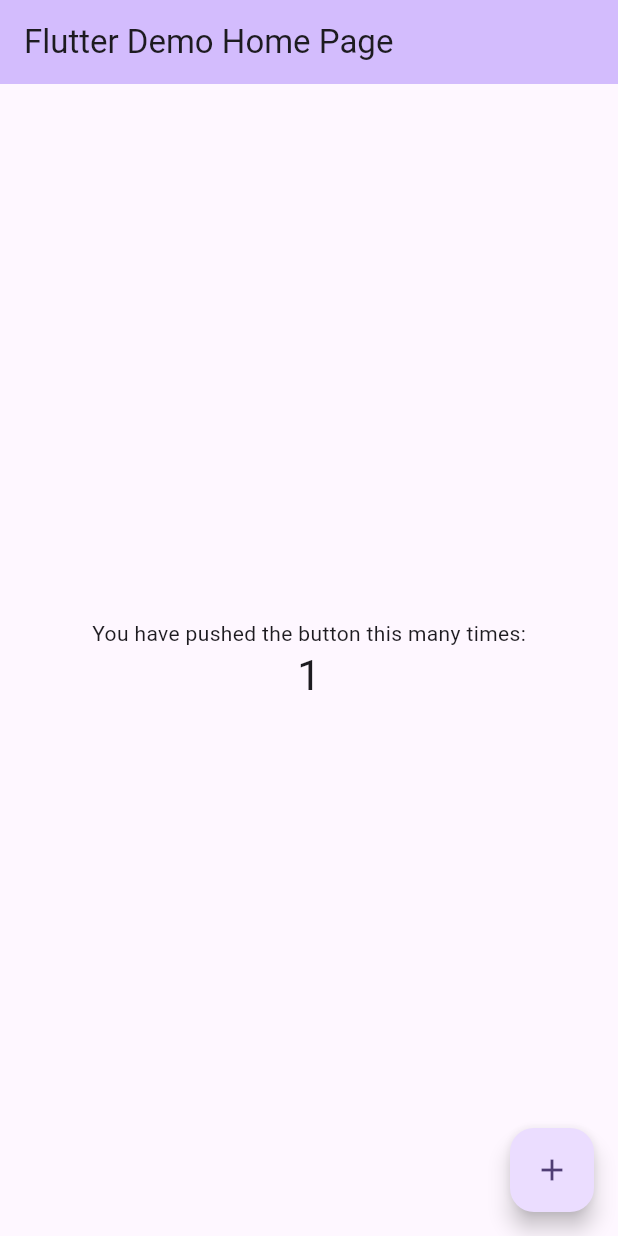
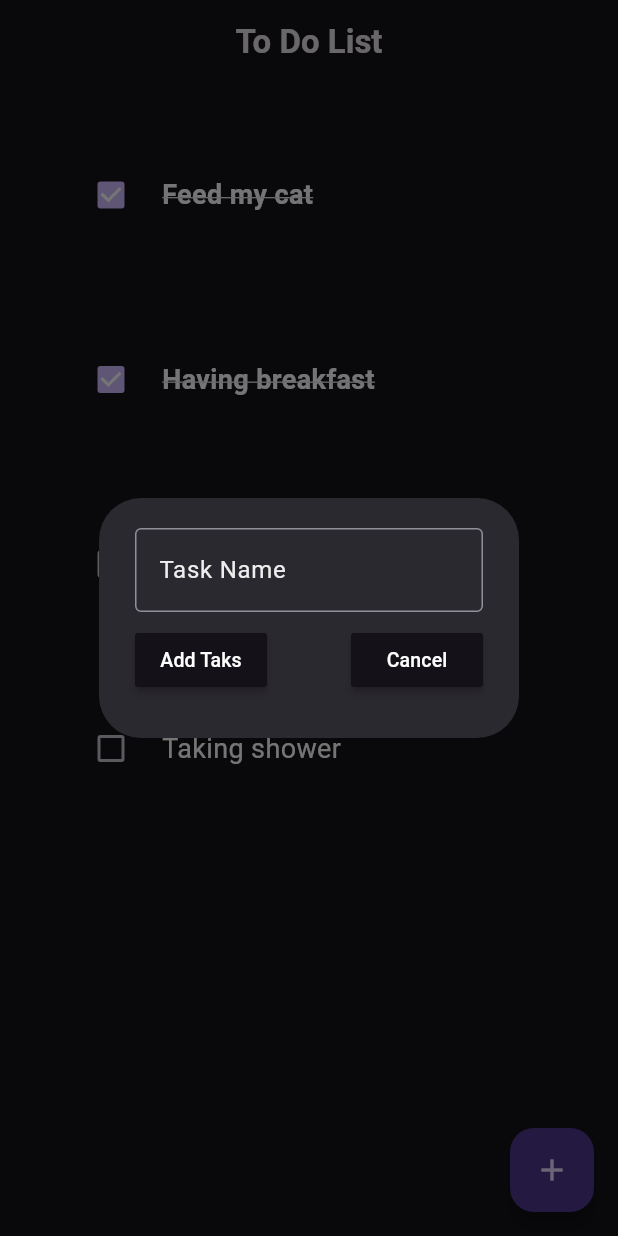
Before and after one commit to rahmagamal21/To-Do-Task, a Flutter app: the screen it shows after launch, after a tap on the "add" icon, on a phone screen of 412 x 824 dp. Run offline on Flutter 3.47's test engine with Material 3 defaults, Android fonts, the phone set to English and light mode, and no system bars; drawn by our look-alikes of flutter_slidable; our stand-ins replace google_fonts.

Commit message:
creating simple UI

```diff
--- /dev/null
+++ b/lib/Features/To Do/Presentation/Views/Widgets/custom_button.dart
@@ -0,0 +1,21 @@
+import 'package:flutter/material.dart';
+import 'package:google_fonts/google_fonts.dart';
+
+class CustomButton extends StatelessWidget {
+  const CustomButton({super.key, required this.text, required this.onClick});
+  final String text;
+  final VoidCallback? onClick;
+  @override
+  Widget build(BuildContext context) {
+    return MaterialButton(
+        color: Theme.of(context).primaryColor,
+        onPressed: onClick,
+        child: Text(
+          text,
+          style: GoogleFonts.roboto(
+            color: Colors.white,
+            fontSize: 13,
+          ),
+        ));
+  }
+}
--- /dev/null
+++ b/lib/Features/To Do/Presentation/Views/Widgets/dialog_box.dart
@@ -0,0 +1,54 @@
+import 'package:flutter/material.dart';
+import 'package:google_fonts/google_fonts.dart';
+
+import 'custom_button.dart';
+
+class DialogBox extends StatelessWidget {
+  const DialogBox(
+      {super.key,
+      required this.controller,
+      required this.onSave,
+      required this.onCancel});
+  final TextEditingController controller;
+  final VoidCallback onSave;
+  final VoidCallback onCancel;
+  @override
+  Widget build(BuildContext context) {
+    return AlertDialog(
+      // backgroundColor: Colors.purple[400],
+      content: SizedBox(
+        height: 120,
+        child: Column(
+          mainAxisAlignment: MainAxisAlignment.spaceAround,
+          children: [
+            TextField(
+              controller: controller,
+              decoration: InputDecoration(
+                hintText: "Task Name",
+                hintStyle: GoogleFonts.roboto(color: Colors.grey[200]),
+                border: const OutlineInputBorder(),
+              ),
+              style: GoogleFonts.roboto(color: Colors.white),
+            ),
+            Row(
+              mainAxisAlignment: MainAxisAlignment.spaceBetween,
+              children: [
+                CustomButton(
+                  text: 'Add Taks',
+                  onClick: onSave,
+                ),
+                // const SizedBox(
+                //   width: 5,
+                // ),
+                CustomButton(
+                  text: 'Cancel',
+                  onClick: onCancel,
+                ),
+              ],
+            )
+          ],
+        ),
+      ),
+    );
+  }
+}
--- /dev/null
+++ b/lib/Features/To Do/Presentation/Views/Widgets/todo_tile.dart
@@ -0,0 +1,67 @@
+import 'package:flutter/material.dart';
+import 'package:flutter_slidable/flutter_slidable.dart';
+import 'package:google_fonts/google_fonts.dart';
+
+class ToDoTile extends StatelessWidget {
+  final String taskName;
+  final bool isComplated;
+  final Function(bool?)? onChange;
+  final Function(BuildContext)? deleteFunction;
+
+  const ToDoTile({
+    super.key,
+    required this.taskName,
+    required this.isComplated,
+    required this.onChange,
+    required this.deleteFunction,
+  });
+
+  @override
+  Widget build(BuildContext context) {
+    return Padding(
+      padding: const EdgeInsets.only(top: 25.0, left: 25, right: 25),
+      child: Slidable(
+        endActionPane: ActionPane(
+          motion: const ScrollMotion(),
+          children: [
+            SlidableAction(
+              onPressed: deleteFunction,
+              icon: Icons.delete,
+              backgroundColor: Colors.red.shade300,
+              borderRadius: BorderRadius.circular(12),
+            )
+          ],
+        ),
+        child: Container(
+          padding: const EdgeInsets.all(25),
+          decoration: BoxDecoration(
+            color: Theme.of(context).primaryColor,
+            borderRadius: BorderRadius.circular(12),
+          ),
+          child: Row(
+            children: [
+              Checkbox(
+                  checkColor: Colors.white,
+                  value: isComplated,
+                  onChanged: onChange),
+              const SizedBox(
+                width: 10,
+              ),
+              Text(
+                taskName,
+                style: GoogleFonts.roboto(
+                  color: Colors.white,
+                  fontWeight: isComplated ? FontWeight.bold : FontWeight.normal,
+                  fontSize: 18,
+                  decoration: isComplated
+                      ? TextDecoration.lineThrough
+                      : TextDecoration.none,
+                ),
+              ),
+            ],
+          ),
+        ),
+      ),
+    );
+  }
+}
--- /dev/null
+++ b/lib/Features/To Do/Presentation/Views/home_screen.dart
@@ -0,0 +1,79 @@
+import 'package:flutter/material.dart';
+import 'package:google_fonts/google_fonts.dart';
+
+import 'Widgets/dialog_box.dart';
+import 'Widgets/todo_tile.dart';
+
+class HomeScreen extends StatelessWidget {
+  const HomeScreen({super.key});
+
+  @override
+  Widget build(BuildContext context) {
+    final List<String> title = [
+      'Feed my cat',
+      'Having breakfast',
+      'Do Sports',
+      'Taking shower'
+    ];
+    final List<bool> isCompleted = [true, true, false, false];
+
+    final TextEditingController controller = TextEditingController();
+
+    void checkBoxChange({required bool? value, required int index}) {}
+
+    void saveNewTask() {
+      {}
+    }
+
+    void cancelNewTask() {
+      {
+        controller.clear();
+        Navigator.of(context).pop();
+      }
+    }
+
+    void addNewTask() {
+      showDialog(
+        context: context,
+        builder: (context) => DialogBox(
+          controller: controller,
+          onSave: saveNewTask,
+          onCancel: cancelNewTask,
+        ),
+      );
+    }
+
+    void deleteTask(int index) {}
+    return Scaffold(
+      // backgroundColor: Colors.purple[200],
+      appBar: AppBar(
+        title: Center(
+          child: Text(
+            "To Do List",
+            style: GoogleFonts.roboto(fontWeight: FontWeight.bold),
+          ),
+        ),
+        elevation: 0,
+      ),
+      floatingActionButton: FloatingActionButton(
+        onPressed: addNewTask,
+        child: const Icon(Icons.add),
+      ),
+      body: ListView.builder(
+        itemCount: 4,
+        itemBuilder: (context, index) {
+          return ToDoTile(
+            taskName: title[index],
+            isComplated: isCompleted[index],
+            onChange: (value) {
+              checkBoxChange(index: index, value: value);
+            },
+            deleteFunction: (ctx) {
+              deleteTask(index);
+            },
+          );
+        },
+      ),
+    );
+  }
+}
--- a/lib/main.dart
+++ b/lib/main.dart
@@ -1,4 +1,6 @@
 import 'package:flutter/material.dart';
+
+import 'Features/To Do/Presentation/Views/home_screen.dart';
 
 void main() {
   runApp(const MyApp());
@@ -11,115 +13,10 @@
   @override
   Widget build(BuildContext context) {
     return MaterialApp(
-      title: 'Flutter Demo',
-      theme: ThemeData(
-        // This is the theme of your application.
-        //
-        // TRY THIS: Try running your application with "flutter run". You'll see
-        // the application has a purple toolbar. Then, without quitting the app,
-        // try changing the seedColor in the colorScheme below to Colors.green
-        // and then invoke "hot reload" (save your changes or press the "hot
-        // reload" button in a Flutter-supported IDE, or press "r" if you used
-        // the command line to start the app).
-        //
-        // Notice that the counter didn't reset back to zero; the application
-        // state is not lost during the reload. To reset the state, use hot
-        // restart instead.
-        //
-        // This works for code too, not just values: Most code changes can be
-        // tested with just a hot reload.
-        colorScheme: ColorScheme.fromSeed(seedColor: Colors.deepPurple),
-        useMaterial3: true,
-      ),
-      home: const MyHomePage(title: 'Flutter Demo Home Page'),
+      debugShowCheckedModeBanner: false,
+      darkTheme: ThemeData.dark(),
+      themeMode: ThemeMode.dark,
+      home: const HomeScreen(),
     );
   }
 }
-
-class MyHomePage extends StatefulWidget {
-  const MyHomePage({super.key, required this.title});
-
-  // This widget is the home page of your application. It is stateful, meaning
-  // that it has a State object (defined below) that contains fields that affect
-  // how it looks.
-
-  // This class is the configuration for the state. It holds the values (in this
-  // case the title) provided by the parent (in this case the App widget) and
-  // used by the build method of the State. Fields in a Widget subclass are
-  // always marked "final".
-
-  final String title;
-
-  @override
-  State<MyHomePage> createState() => _MyHomePageState();
-}
-
-class _MyHomePageState extends State<MyHomePage> {
-  int _counter = 0;
-
-  void _incrementCounter() {
-    setState(() {
-      // This call to setState tells the Flutter framework that something has
-      // changed in this State, which causes it to rerun the build method below
-      // so that the display can reflect the updated values. If we changed
-      // _counter without calling setState(), then the build method would not be
-      // called again, and so nothing would appear to happen.
-      _counter++;
-    });
-  }
-
-  @override
-  Widget build(BuildContext context) {
-    // This method is rerun every time setState is called, for instance as done
-    // by the _incrementCounter method above.
-    //
-    // The Flutter framework has been optimized to make rerunning build methods
-    // fast, so that you can just rebuild anything that needs updating rather
-    // than having to individually change instances of widgets.
-    return Scaffold(
-      appBar: AppBar(
-        // TRY THIS: Try changing the color here to a specific color (to
-        // Colors.amber, perhaps?) and trigger a hot reload to see the AppBar
-        // change color while the other colors stay the same.
-        backgroundColor: Theme.of(context).colorScheme.inversePrimary,
-        // Here we take the value from the MyHomePage object that was created by
-        // the App.build method, and use it to set our appbar title.
-        title: Text(widget.title),
-      ),
-      body: Center(
-        // Center is a layout widget. It takes a single child and positions it
-        // in the middle of the parent.
-        child: Column(
-          // Column is also a layout widget. It takes a list of children and
-          // arranges them vertically. By default, it sizes itself to fit its
-          // children horizontally, and tries to be as tall as its parent.
-          //
-          // Column has various properties to control how it sizes itself and
-          // how it positions its children. Here we use mainAxisAlignment to
-          // center the children vertically; the main axis here is the vertical
-          // axis because Columns are vertical (the cross axis would be
-          // horizontal).
-          //
-          // TRY THIS: Invoke "debug painting" (choose the "Toggle Debug Paint"
-          // action in the IDE, or press "p" in the console), to see the
-          // wireframe for each widget.
-          mainAxisAlignment: MainAxisAlignment.center,
-          children: <Widget>[
-            const Text(
-              'You have pushed the button this many times:',
-            ),
-            Text(
-              '$_counter',
-              style: Theme.of(context).textTheme.headlineMedium,
-            ),
-          ],
-        ),
-      ),
-      floatingActionButton: FloatingActionButton(
-        onPressed: _incrementCounter,
-        tooltip: 'Increment',
-        child: const Icon(Icons.add),
-      ), // This trailing comma makes auto-formatting nicer for build methods.
-    );
-  }
-}
--- a/pubspec.yaml
+++ b/pubspec.yaml
@@ -35,6 +35,8 @@ dependencies:
   # The following adds the Cupertino Icons font to your application.
   # Use with the CupertinoIcons class for iOS style icons.
   cupertino_icons: ^1.0.8
+  flutter_slidable: ^3.1.1
+  google_fonts: ^4.0.3
 
 dev_dependencies:
   flutter_test:
```
Also changed, not shown: pubspec.lock, 1 other file.
